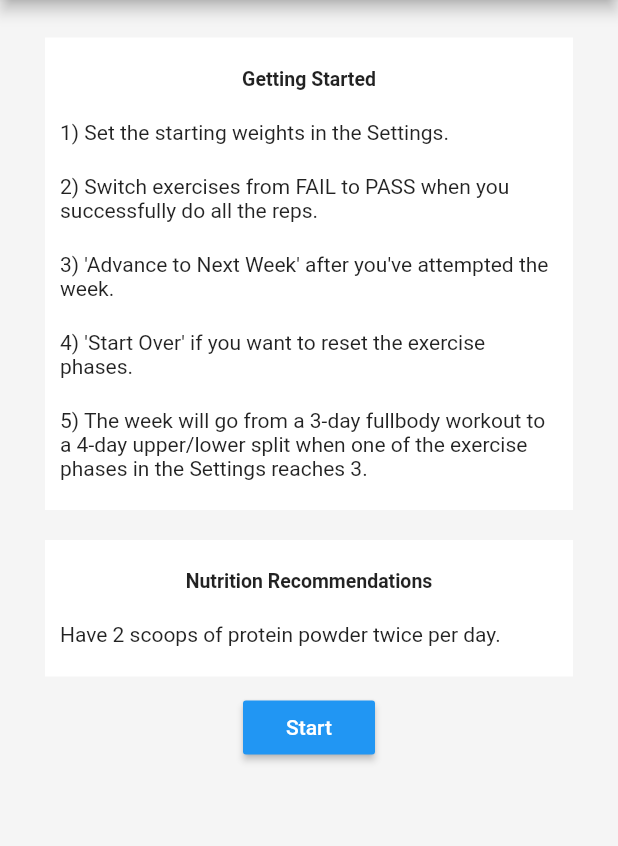
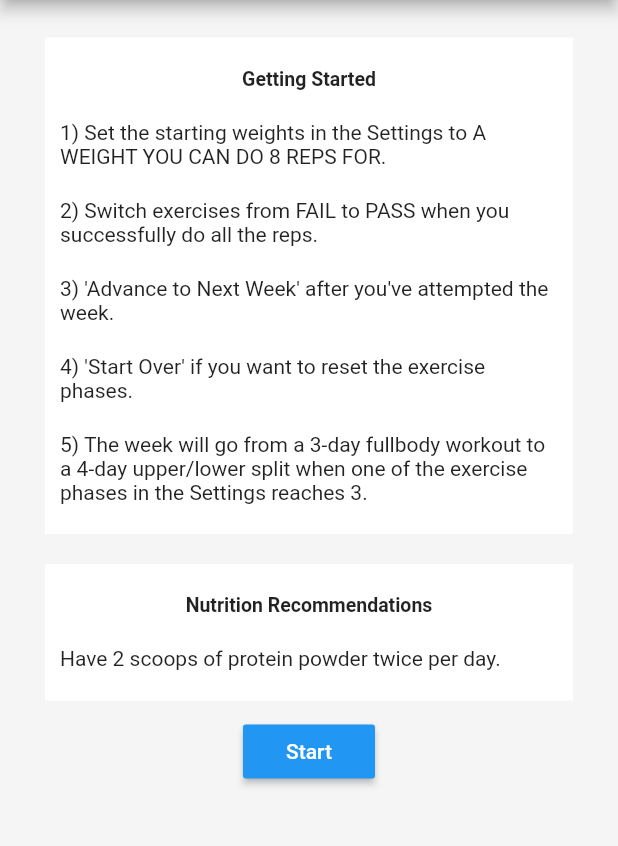
Before and after one commit to sbohdanow655/paretopowerlifting, a Flutter app: the screen it shows after launch, on a phone screen of 412 x 824 dp, the part 84-930 px from its top. Run offline on Flutter 3.47's test engine with Material 2 defaults, Android fonts, the phone set to English and light mode, and no system bars; our stand-ins replace sqflite; accounts and stored records are empty.

Commit message:
- [Getting Started] give weight recommendation

```diff
--- a/lib/assets/constants.dart
+++ b/lib/assets/constants.dart
@@ -182,7 +182,7 @@ class Constants {
   static const String DB_WEIGHT_SKULLCRUSHERS = "skullcrusherWeight";
 
   static const String WORKOUTS_HEADER_ONE =
-      "1) Set the starting weights in the Settings.";
+      "1) Set the starting weights in the Settings to A WEIGHT YOU CAN DO 8 REPS FOR.";
   static const String WORKOUTS_HEADER_TWO =
       "2) Switch exercises from FAIL to PASS when you successfully do all the reps.";
   static const String WORKOUTS_HEADER_THREE =
```
